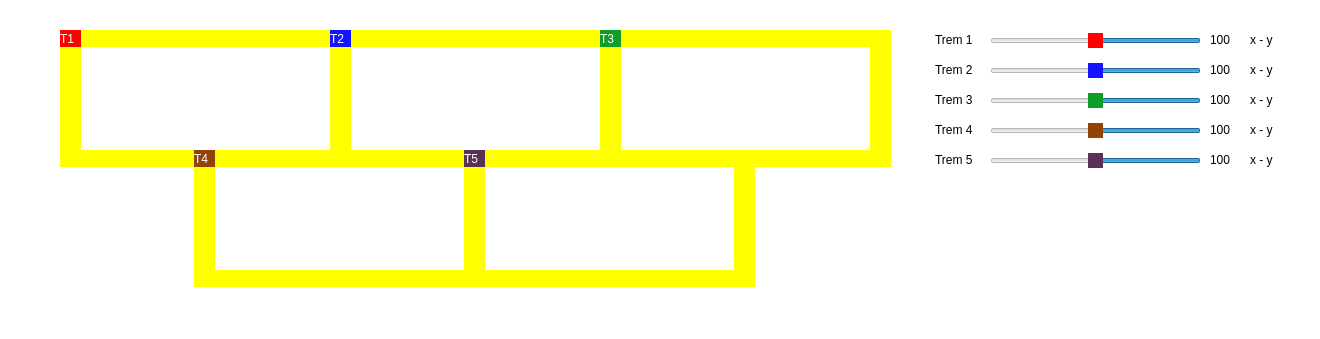
fabianapduarte/trabalho-trens, file src/mainwindow.ui: the form before one commit.
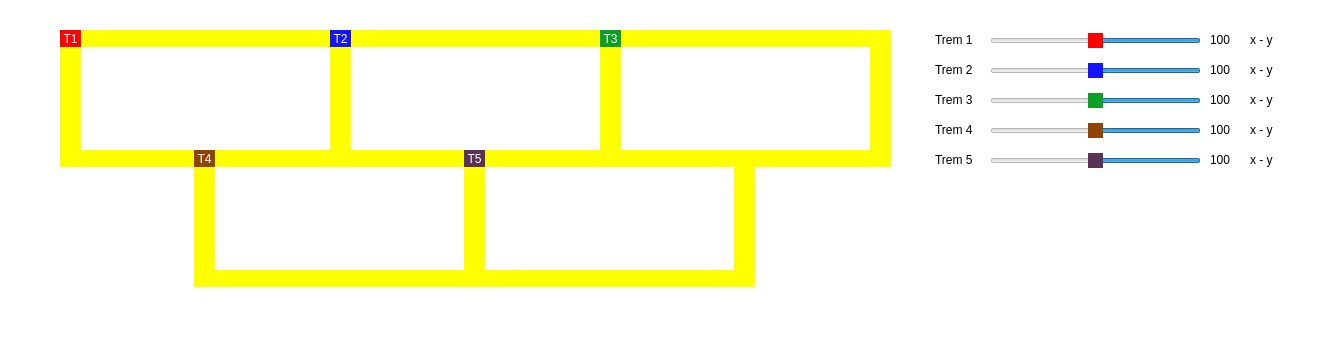
The form after the commit.

```diff
--- a/src/mainwindow.ui
+++ b/src/mainwindow.ui
@@ -33,6 +33,9 @@
     <property name="text">
      <string>T1</string>
     </property>
+    <property name="alignment">
+     <set>Qt::AlignCenter</set>
+    </property>
    </widget>
    <widget class="QLabel" name="label_trilho1">
     <property name="geometry">
@@ -146,6 +149,9 @@
     <property name="text">
      <string>T2</string>
     </property>
+    <property name="alignment">
+     <set>Qt::AlignCenter</set>
+    </property>
    </widget>
    <widget class="QSlider" name="horizontalSlider_1">
     <property name="geometry">
@@ -373,6 +379,9 @@
     <property name="text">
      <string>T3</string>
     </property>
+    <property name="alignment">
+     <set>Qt::AlignCenter</set>
+    </property>
    </widget>
    <widget class="QSlider" name="horizontalSlider_3">
     <property name="geometry">
@@ -419,6 +428,9 @@
     <property name="text">
      <string>T4</string>
     </property>
+    <property name="alignment">
+     <set>Qt::AlignCenter</set>
+    </property>
    </widget>
    <widget class="QSlider" name="horizontalSlider_4">
     <property name="geometry">
@@ -465,6 +477,9 @@
     <property name="text">
      <string>T5</string>
     </property>
+    <property name="alignment">
+     <set>Qt::AlignCenter</set>
+    </property>
    </widget>
    <widget class="QSlider" name="horizontalSlider_5">
     <property name="geometry">
```
Left out of the diff: 2 changed lines with no effect on the pictures.
